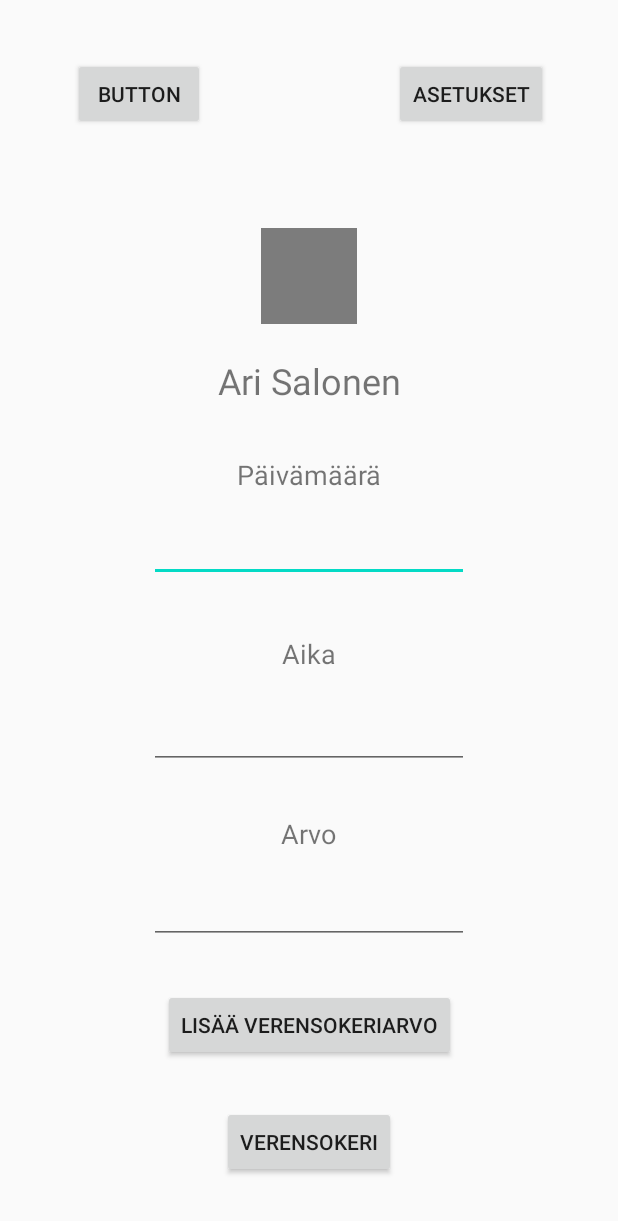
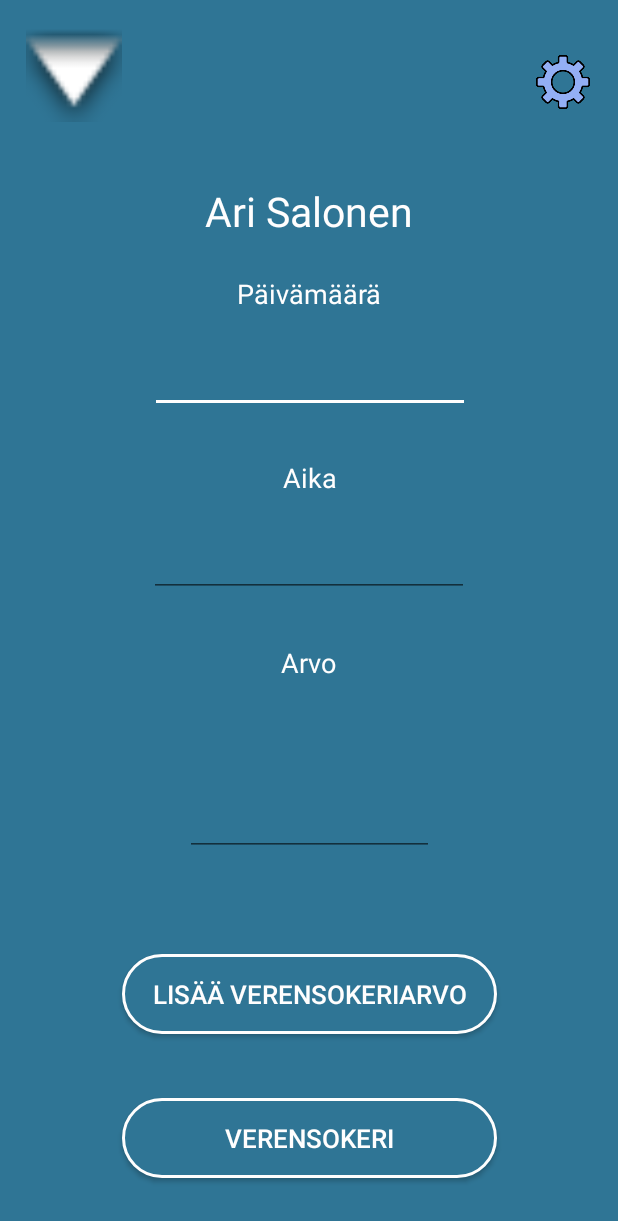
Before and after one commit to j0elr4u/diabetes_paivakirja, an Android app: the layout activity_main.xml on its own in the app's theme, with its tools: preview values and no code run, on a phone screen of 412 x 824 dp. Shown: the top 1221 px of the screen. Run offline under Robolectric (Android 15) with nearby library versions, the light colour scheme and no system bars.

Commit message:
Paremman näkönen UI

```diff
--- /dev/null
+++ b/AndroidStudio/DiabetesPaivakirja/app/src/main/res/drawable/button.xml
@@ -0,0 +1,8 @@
+<?xml version="1.0" encoding="utf-8"?>
+<shape android:shape="rectangle" xmlns:android="http://schemas.android.com/apk/res/android">
+    <solid android:color="#2F7595"/>
+    <corners android:radius="50sp"/>
+    <stroke android:width="3px" android:color="#FFFEFE"
+        />
+
+</shape>
--- /dev/null
+++ b/AndroidStudio/DiabetesPaivakirja/app/src/main/res/drawable/text.xml
@@ -0,0 +1,6 @@
+<?xml version="1.0" encoding="utf-8"?>
+<shape  xmlns:android="http://schemas.android.com/apk/res/android">
+    <solid  android:color="#C0C0C0"/>
+    <corners android:radius="50sp"/>
+
+</shape>
--- a/AndroidStudio/DiabetesPaivakirja/app/src/main/res/layout/activity_arvo.xml
+++ b/AndroidStudio/DiabetesPaivakirja/app/src/main/res/layout/activity_arvo.xml
@@ -6,23 +6,26 @@
     android:layout_height="match_parent"
     tools:context=".ArvoActivity">
 
-    <TextView
-        android:id="@+id/textView5"
-        android:layout_width="wrap_content"
-        android:layout_height="wrap_content"
-        android:layout_marginStart="60dp"
-        android:layout_marginTop="60dp"
-        android:text="Diagrammi Tänne!"
-        android:textSize="30sp"
-        app:layout_constraintStart_toStartOf="parent"
-        app:layout_constraintTop_toTopOf="parent" />
-
     <com.anychart.AnyChartView
         android:id="@+id/any_chart_view"
         android:layout_width="match_parent"
-        android:layout_height="match_parent"
+        android:layout_height="650dp"
+        android:layout_marginTop="60dp"
         app:layout_constraintBottom_toBottomOf="parent"
-        app:layout_constraintLeft_toLeftOf="parent"
-        app:layout_constraintLeft_toRightOf="parent"
-        app:layout_constraintTop_toTopOf="parent" />
+        app:layout_constraintEnd_toEndOf="parent"
+        app:layout_constraintHorizontal_bias="0.0"
+        app:layout_constraintStart_toStartOf="parent"
+        app:layout_constraintTop_toTopOf="parent"
+        app:layout_constraintVertical_bias="1.0" />
+
+    <ImageButton
+        android:id="@+id/imageButton2"
+        android:layout_width="72dp"
+        android:layout_height="56dp"
+        android:background="#FFFFFF"
+        android:src="@android:drawable/ic_media_previous"
+        tools:layout_editor_absoluteX="17dp"
+        tools:layout_editor_absoluteY="14dp"
+        tools:srcCompat="@android:drawable/ic_media_previous" />
+
 </androidx.constraintlayout.widget.ConstraintLayout>
--- a/AndroidStudio/DiabetesPaivakirja/app/src/main/res/layout/activity_main.xml
+++ b/AndroidStudio/DiabetesPaivakirja/app/src/main/res/layout/activity_main.xml
@@ -4,31 +4,43 @@
     xmlns:tools="http://schemas.android.com/tools"
     android:layout_width="match_parent"
     android:layout_height="match_parent"
-    tools:context=".MainActivity">
+    tools:context=".MainActivity"
+    android:background="#2F7595">
 
     <Button
         android:id="@+id/Check_Arvo"
-        android:layout_width="wrap_content"
-        android:layout_height="wrap_content"
+        android:layout_width="250sp"
+        android:layout_height="53dp"
+        android:background="@drawable/button"
         android:onClick="onButtonPressed_Arvo"
         android:text="Verensokeri"
+        android:textAllCaps="true"
+        android:textColor="#FFFEFE"
+        android:textSize="17dp"
         app:layout_constraintBottom_toBottomOf="parent"
         app:layout_constraintEnd_toEndOf="parent"
         app:layout_constraintStart_toStartOf="parent"
         app:layout_constraintTop_toTopOf="parent"
-        app:layout_constraintVertical_bias="0.95" />
+        app:layout_constraintVertical_bias="0.95"
+        />
+
 
     <Button
         android:id="@+id/Send_Arvo"
-        android:layout_width="wrap_content"
-        android:layout_height="wrap_content"
+        android:layout_width="250dp"
+        android:layout_height="53dp"
+        android:background="@drawable/button"
         android:onClick="onButtonPressed_Lisaa"
         android:text="Lisää verensokeriarvo"
+        android:textAllCaps="true"
+        android:textColor="#FFFEFE"
+        android:textSize="17dp"
         app:layout_constraintBottom_toBottomOf="parent"
         app:layout_constraintEnd_toEndOf="parent"
+        app:layout_constraintHorizontal_bias="0.503"
         app:layout_constraintStart_toStartOf="parent"
         app:layout_constraintTop_toTopOf="parent"
-        app:layout_constraintVertical_bias="0.85" />
+        app:layout_constraintVertical_bias="0.825" />
 
     <TextView
         android:id="@+id/textView2"
@@ -36,11 +48,12 @@
         android:layout_height="wrap_content"
         android:text="Päivämäärä"
         android:textSize="18sp"
+        android:textColor="#FFFEFE"
         app:layout_constraintBottom_toBottomOf="parent"
         app:layout_constraintEnd_toEndOf="parent"
         app:layout_constraintStart_toStartOf="parent"
         app:layout_constraintTop_toTopOf="parent"
-        app:layout_constraintVertical_bias="0.38" />
+        app:layout_constraintVertical_bias="0.229" />
 
     <EditText
         android:id="@+id/dateView"
@@ -50,11 +63,13 @@
         android:ems="10"
         android:gravity="center"
         android:inputType="none"
+        android:textColor="#FFFEFE"
         app:layout_constraintBottom_toBottomOf="parent"
         app:layout_constraintEnd_toEndOf="parent"
+        app:layout_constraintHorizontal_bias="0.502"
         app:layout_constraintStart_toStartOf="parent"
         app:layout_constraintTop_toTopOf="parent"
-        app:layout_constraintVertical_bias="0.44" />
+        app:layout_constraintVertical_bias="0.295" />
 
     <TextView
         android:id="@+id/textView3"
@@ -62,11 +77,13 @@
         android:layout_height="wrap_content"
         android:text="Aika"
         android:textSize="18sp"
+        android:textColor="#FFFEFE"
         app:layout_constraintBottom_toBottomOf="parent"
         app:layout_constraintEnd_toEndOf="parent"
+        app:layout_constraintHorizontal_bias="0.502"
         app:layout_constraintStart_toStartOf="parent"
         app:layout_constraintTop_toTopOf="parent"
-        app:layout_constraintVertical_bias="0.53" />
+        app:layout_constraintVertical_bias="0.383" />
 
     <EditText
         android:id="@+id/timeView"
@@ -75,11 +92,12 @@
         android:editable="false"
         android:ems="10"
         android:gravity="center"
+        android:textColor="#FFFEFE"
         app:layout_constraintBottom_toBottomOf="parent"
         app:layout_constraintEnd_toEndOf="parent"
         app:layout_constraintStart_toStartOf="parent"
         app:layout_constraintTop_toTopOf="parent"
-        app:layout_constraintVertical_bias="0.6" />
+        app:layout_constraintVertical_bias="0.453" />
 
     <TextView
         android:id="@+id/textView"
@@ -87,49 +105,54 @@
         android:layout_height="wrap_content"
         android:text="Arvo"
         android:textSize="18sp"
+        android:textColor="#FFFEFE"
         app:layout_constraintBottom_toBottomOf="parent"
         app:layout_constraintEnd_toEndOf="parent"
         app:layout_constraintStart_toStartOf="parent"
         app:layout_constraintTop_toTopOf="parent"
-        app:layout_constraintVertical_bias="0.68" />
+        app:layout_constraintVertical_bias="0.537" />
 
     <EditText
         android:id="@+id/arvoView"
-        android:layout_width="wrap_content"
-        android:layout_height="wrap_content"
+        android:layout_width="166dp"
+        android:layout_height="86dp"
         android:ems="10"
         android:gravity="center"
         android:inputType="numberDecimal"
+        android:maxLength="5"
+        android:textSize="42dp"
+        android:textColor="#FFFEFE"
         app:layout_constraintBottom_toBottomOf="parent"
         app:layout_constraintEnd_toEndOf="parent"
         app:layout_constraintStart_toStartOf="parent"
         app:layout_constraintTop_toTopOf="parent"
-        app:layout_constraintVertical_bias="0.75" />
+        app:layout_constraintVertical_bias="0.657" />
 
     <Button
         android:id="@+id/settings_button"
-        android:layout_width="wrap_content"
-        android:layout_height="wrap_content"
+        android:layout_width="40dp"
+        android:layout_height="40dp"
+        android:background="@drawable/settings"
         android:onClick="onButtonPressed_Settings"
-        android:text="Asetukset"
         app:layout_constraintBottom_toBottomOf="parent"
         app:layout_constraintEnd_toEndOf="parent"
-        app:layout_constraintHorizontal_bias="0.85"
+        app:layout_constraintHorizontal_bias="0.956"
         app:layout_constraintStart_toStartOf="parent"
         app:layout_constraintTop_toTopOf="parent"
-        app:layout_constraintVertical_bias="0.050000012" />
+        app:layout_constraintVertical_bias="0.044" />
 
     <Button
         android:id="@+id/Navi_Button"
-        android:layout_width="wrap_content"
-        android:layout_height="wrap_content"
-        android:text="Button"
+        android:layout_width="64dp"
+        android:layout_height="64dp"
+        android:background="@android:drawable/arrow_down_float"
+        android:fontFamily="@string/app_font"
         app:layout_constraintBottom_toBottomOf="parent"
         app:layout_constraintEnd_toEndOf="parent"
-        app:layout_constraintHorizontal_bias="0.15"
+        app:layout_constraintHorizontal_bias="0.049"
         app:layout_constraintStart_toStartOf="parent"
         app:layout_constraintTop_toTopOf="parent"
-        app:layout_constraintVertical_bias="0.050000012" />
+        app:layout_constraintVertical_bias="0.023" />
 
     <TextView
         android:id="@+id/nameView"
@@ -137,23 +160,11 @@
         android:layout_height="wrap_content"
         android:gravity="center"
         android:text="Ari Salonen"
-        android:textSize="24sp"
+        android:textSize="27sp"
+        android:textColor="#FFFEFE"
         app:layout_constraintBottom_toBottomOf="parent"
         app:layout_constraintEnd_toEndOf="parent"
         app:layout_constraintStart_toStartOf="parent"
         app:layout_constraintTop_toTopOf="parent"
-        app:layout_constraintVertical_bias="0.3" />
-
-    <ImageView
-        android:id="@+id/imageView"
-        android:layout_width="64dp"
-        android:layout_height="64dp"
-        app:layout_constraintBottom_toBottomOf="parent"
-        app:layout_constraintEnd_toEndOf="parent"
-        app:layout_constraintStart_toStartOf="parent"
-        app:layout_constraintTop_toTopOf="parent"
-        app:layout_constraintVertical_bias="0.19999999"
-        app:srcCompat="@android:drawable/screen_background_dark_transparent"
-        tools:srcCompat="@tools:sample/avatars" />
-
+        app:layout_constraintVertical_bias="0.155" />
 </androidx.constraintlayout.widget.ConstraintLayout>
--- a/AndroidStudio/DiabetesPaivakirja/app/src/main/res/values/colors.xml
+++ b/AndroidStudio/DiabetesPaivakirja/app/src/main/res/values/colors.xml
@@ -1,6 +1,6 @@
 <?xml version="1.0" encoding="utf-8"?>
 <resources>
-    <color name="colorPrimary">#6200EE</color>
-    <color name="colorPrimaryDark">#3700B3</color>
-    <color name="colorAccent">#03DAC5</color>
+    <color name="colorPrimary">#2F7595</color>
+    <color name="colorPrimaryDark">#2F7595</color>
+    <color name="colorAccent">#FFFEFE</color>
 </resources>
--- a/AndroidStudio/DiabetesPaivakirja/app/src/main/res/values/strings.xml
+++ b/AndroidStudio/DiabetesPaivakirja/app/src/main/res/values/strings.xml
@@ -21,4 +21,8 @@
     <string name="user_settings">User Settings</string>
     <string name="first_name">First Name</string>
     <string name="last_name">Last Name</string>
+
+    <!-- Common Strings -->
+    <string name="app_font">Guug</string>
+
 </resources>
--- a/AndroidStudio/DiabetesPaivakirja/app/src/main/res/values/styles.xml
+++ b/AndroidStudio/DiabetesPaivakirja/app/src/main/res/values/styles.xml
@@ -1,10 +1,14 @@
 <resources>
     <!-- Base application theme. -->
-    <style name="AppTheme" parent="Theme.AppCompat.Light.DarkActionBar">
+    <style name="AppTheme" parent="Theme.AppCompat.Light.NoActionBar">
         <!-- Customize your theme here. -->
         <item name="colorPrimary">@color/colorPrimary</item>
         <item name="colorPrimaryDark">@color/colorPrimaryDark</item>
         <item name="colorAccent">@color/colorAccent</item>
+
+        <item name="android:navigationBarColor">@color/colorPrimary</item>
+        <item name="android:actionBarTheme">@color/colorPrimary</item>
     </style>
 
+
 </resources>
```
Also changed, not shown: AndroidStudio/DiabetesPaivakirja/app/src/main/res/drawable/settings.png (added).
